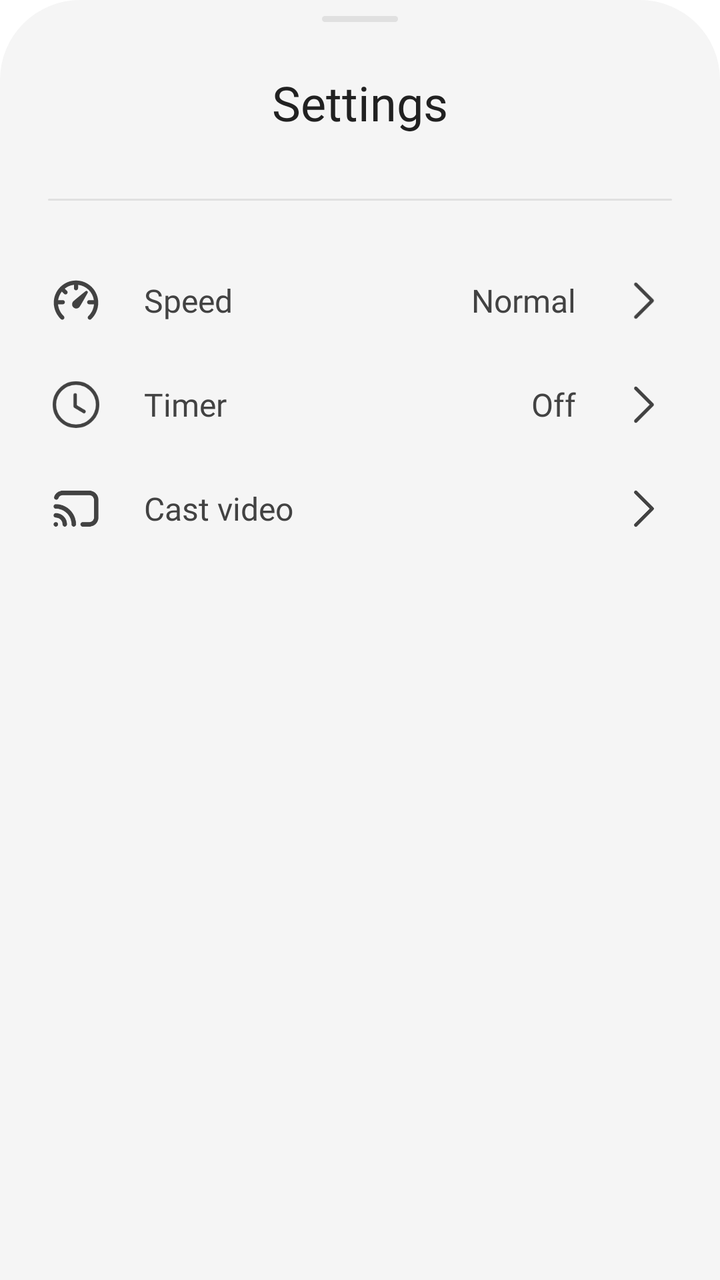
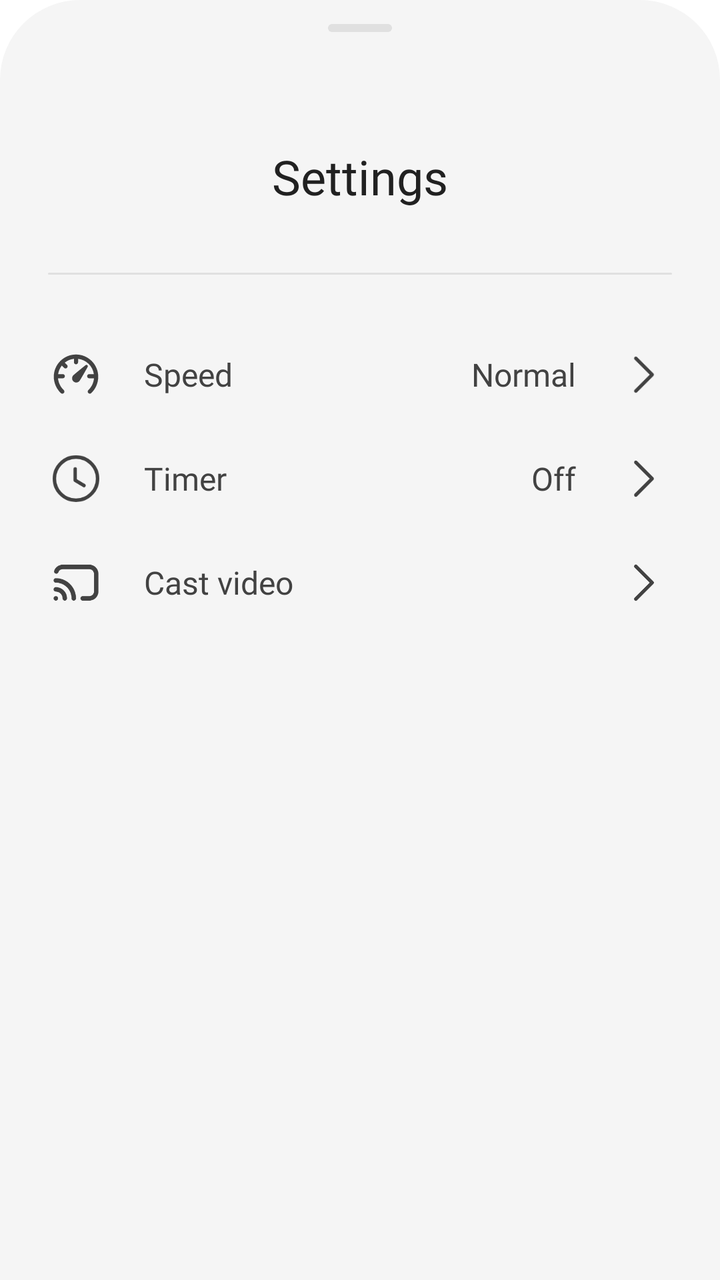

The first picture is an Android layout as it rendered before a commit; the second is the same layout after the commit. The layout source and the unified diff follow.
<!-- AndroidManifest.xml: application theme Theme.Movie -->
<!-- res/layout/layout_bottom_sheet_more.xml -->
<?xml version="1.0" encoding="utf-8"?>
<LinearLayout xmlns:android="http://schemas.android.com/apk/res/android"
    xmlns:app="http://schemas.android.com/apk/res-auto"
    android:orientation="vertical"
    android:background="@drawable/background_bottom_sheet"
    android:paddingHorizontal="24dp"
    android:layout_width="match_parent"
    android:layout_height="300dp">

    <com.google.android.material.bottomsheet.BottomSheetDragHandleView
        android:layout_width="match_parent"
        android:layout_height="wrap_content"/>

    <View
        android:layout_width="38dp"
        android:layout_height="3dp"
        android:layout_marginTop="8dp"
        android:background="@drawable/background_drag_bottom_sheet"
        android:layout_gravity="center_horizontal" />

    <TextView
        android:layout_width="match_parent"
        android:layout_height="wrap_content"
        android:text="@string/settings"
        style="@style/text_24_700"
        android:textColor="?attr/text_color_head_1"
        android:textAlignment="center"
        android:paddingVertical="24dp" />

    <View
        android:layout_width="match_parent"
        android:layout_height="1dp"
        android:layout_marginTop="8dp"
        android:background="@drawable/background_drag_bottom_sheet"
        android:layout_gravity="center_horizontal" />

    <LinearLayout
        android:layout_width="match_parent"
        android:layout_height="wrap_content"
        android:layout_marginTop="24dp"
        android:orientation="vertical">
        <LinearLayout
            android:id="@+id/btnSpeed"
            android:layout_width="match_parent"
            android:layout_height="wrap_content"
            android:gravity="center"
            android:paddingVertical="12dp"
            android:orientation="horizontal">
            <ImageView
                android:layout_width="28dp"
                android:layout_height="28dp"
                android:src="@drawable/speed"
                android:contentDescription="@string/speed"
                app:tint="?attr/text_color_head_2"/>
            <TextView
                android:layout_width="0dp"
                android:layout_height="wrap_content"
                android:layout_weight="1"
                android:layout_marginHorizontal="20dp"
                android:text="@string/speed"
                style="@style/text_16_700"
                android:textColor="?attr/text_color_head_2" />
            <TextView
                android:id="@+id/txtSpeed"
                android:layout_width="0dp"
                android:layout_height="wrap_content"
                android:layout_weight="1"
                android:layout_marginHorizontal="20dp"
                android:textAlignment="textEnd"
                android:text="@string/normal"
                style="@style/text_16_700"
                android:textColor="?attr/text_color_head_2" />
            <ImageView
                android:layout_width="28dp"
                android:layout_height="28dp"
                android:src="@drawable/arrow_right"
                android:contentDescription="@string/speed"
                app:tint="?attr/text_color_head_2"/>
        </LinearLayout>
        <LinearLayout
            android:id="@+id/btnTimer"
            android:layout_width="match_parent"
            android:layout_height="wrap_content"
            android:gravity="center"
            android:paddingVertical="12dp"
            android:orientation="horizontal">
            <ImageView
                android:layout_width="28dp"
                android:layout_height="28dp"
                android:src="@drawable/time_circle"
                android:contentDescription="@string/timer"
                app:tint="?attr/text_color_head_2"/>
            <TextView
                android:layout_width="0dp"
                android:layout_height="wrap_content"
                android:layout_weight="1"
                android:layout_marginHorizontal="20dp"
                android:text="@string/timer"
                style="@style/text_16_700"
                android:textColor="?attr/text_color_head_2" />
            <TextView
                android:id="@+id/txtTimer"
                android:layout_width="0dp"
                android:layout_height="wrap_content"
                android:layout_weight="1"
                android:layout_marginHorizontal="20dp"
                android:textAlignment="textEnd"
                android:text="@string/off"
                style="@style/text_16_700"
                android:textColor="?attr/text_color_head_2" />
            <ImageView
                android:layout_width="28dp"
                android:layout_height="28dp"
                android:src="@drawable/arrow_right"
                android:contentDescription="@string/speed"
                app:tint="?attr/text_color_head_2"/>
        </LinearLayout>
        <LinearLayout
            android:id="@+id/btnCast"
            android:layout_width="match_parent"
            android:layout_height="wrap_content"
            android:gravity="center"
            android:paddingVertical="12dp"
            android:orientation="horizontal">
            <ImageView
                android:layout_width="28dp"
                android:layout_height="28dp"
                android:src="@drawable/cast"
                android:contentDescription="@string/timer"
                app:tint="?attr/text_color_head_2"/>
            <TextView
                android:layout_width="0dp"
                android:layout_height="wrap_content"
                android:layout_weight="1"
                android:layout_marginHorizontal="20dp"
                android:text="@string/cast_video"
                style="@style/text_16_700"
                android:textColor="?attr/text_color_head_2" />
            <ImageView
                android:layout_width="28dp"
                android:layout_height="28dp"
                android:src="@drawable/arrow_right"
                android:contentDescription="@string/speed"
                app:tint="?attr/text_color_head_2"/>
        </LinearLayout>
    </LinearLayout>

</LinearLayout>
<!-- resources referenced by this layout -->
<resources>
  <!-- drawable arrow_right (drawable) -->
  <vector xmlns:android="http://schemas.android.com/apk/res/android"
      android:width="24dp"
      android:height="24dp"
      android:viewportWidth="24"
      android:viewportHeight="24">
    <path
        android:pathData="M7.97,19.53C7.703,19.264 7.679,18.847 7.897,18.554L7.97,18.47L14.439,12L7.97,5.53C7.703,5.264 7.679,4.847 7.897,4.554L7.97,4.47C8.236,4.203 8.653,4.179 8.946,4.397L9.03,4.47L16.03,11.47C16.297,11.736 16.321,12.153 16.103,12.446L16.03,12.53L9.03,19.53C8.737,19.823 8.263,19.823 7.97,19.53Z"
        android:fillColor="#212121"/>
  </vector>
  <!-- drawable background_drag_bottom_sheet (drawable) -->
  <?xml version="1.0" encoding="utf-8"?>
  <shape xmlns:android="http://schemas.android.com/apk/res/android">
      <solid android:color="?attr/color_background_300_dark" />
      <corners android:radius="100dp" />
  </shape>
  <string name="cast_video">Cast video</string>
  <string name="normal">Normal</string>
  <string name="off">Off</string>
  <string name="settings">Settings</string>
  <string name="speed">Speed</string>
  <string name="timer">Timer</string>
  <style name="text_16_700">
          <item name="android:textSize" tools:ignore="SpUsage">16dp</item>
          <item name="android:fontFamily">@font/urbanist_bold</item>
      </style>
  <style name="text_24_700">
          <item name="android:textSize" tools:ignore="SpUsage">24dp</item>
          <item name="android:fontFamily">@font/urbanist_bold</item>
      </style>
  <style name="Theme.Movie" parent="Theme.MaterialComponents.Light.NoActionBar">
          
          <item name="colorPrimary">@color/orange</item>
          <item name="colorPrimaryVariant">@color/white</item>
          <item name="background">@color/white</item>
          <item name="android:windowBackground">@color/white</item>
          <item name="colorOnPrimary">@color/white</item>
          
          <item name="colorSecondary">@color/white</item>
          <item name="colorSecondaryVariant">@color/white</item>
          <item name="colorOnSecondary">@color/white</item>
          
          <item name="android:statusBarColor">?attr/colorPrimaryVariant</item>
          
  
          <item name="color_background">@color/white</item>
          <item name="color_background_second">@color/gray_100</item>
          <item name="color_background_third">@color/white</item>
          <item name="color_background_div">@color/gray_200</item>
          <item name="color_background_button">@color/orange_100</item>
          <item name="color_background_button_status">@color/gray_400</item>
          <item name="color_background_300_dark">@color/gray_300</item>
  
          <item name="color_primary_orange">@color/orange</item>
          <item name="color_disable_orange">@color/orange_status</item>
  
          <item name="text_color_gray_subtitle">@color/gray_800</item>
          <item name="text_color_span">@color/gray_700</item>
          <item name="text_color_span_500">@color/gray_500</item>
          <item name="text_color_span_700_300">@color/gray_700</item>
          <item name="text_color_head_1">@color/gray_900</item>
          <item name="text_color_head_2">@color/gray_800</item>
          <item name="text_color_primary_orange">@color/orange</item>
          <item name="text_color_primary_white">@color/white</item>
          <item name="color_indicator">@color/gray_200</item>
      </style>
  <color name="orange">#FFFF6B2D</color>
  <color name="white">#FFFFFFFF</color>
  <color name="gray_100">#FFF5F5F5</color>
  <color name="gray_200">#FFEEEEEE</color>
  <color name="orange_100">#FFFFE3D8</color>
  <color name="gray_400">#FFBDBDBD</color>
  <color name="gray_300">#FFE0E0E0</color>
  <color name="orange_status">#FFFF9B70</color>
  <color name="gray_800">#FF424242</color>
  <color name="gray_700">#FF616161</color>
  <color name="gray_500">#FF9E9E9E</color>
  <color name="gray_900">#FF212121</color>
  <!-- unchanged entries left out for length: 4 -->
</resources>

<!-- the commit's change to res/layout/layout_bottom_sheet_more.xml (unified diff, before → after) -->
@@ -5,18 +5,12 @@
     android:background="@drawable/background_bottom_sheet"
     android:paddingHorizontal="24dp"
     android:layout_width="match_parent"
-    android:layout_height="300dp">
+    android:layout_height="340dp">
 
     <com.google.android.material.bottomsheet.BottomSheetDragHandleView
         android:layout_width="match_parent"
-        android:layout_height="wrap_content"/>
-
-    <View
-        android:layout_width="38dp"
-        android:layout_height="3dp"
-        android:layout_marginTop="8dp"
-        android:background="@drawable/background_drag_bottom_sheet"
-        android:layout_gravity="center_horizontal" />
+        android:layout_height="wrap_content"
+        app:tint="?attr/color_background_300_dark"/>
 
     <TextView
         android:layout_width="match_parent"
<!-- resource entries referenced after the edit -->
@@ -30,7 +30,7 @@
           <item name="android:textSize" tools:ignore="SpUsage">24dp</item>
           <item name="android:fontFamily">@font/urbanist_bold</item>
       </style>
-  <style name="Theme.Movie" parent="Theme.MaterialComponents.Light.NoActionBar">
+  <style name="Theme.Movie" parent="Theme.Material3.Light.NoActionBar">
           
           <item name="colorPrimary">@color/orange</item>
           <item name="colorPrimaryVariant">@color/white</item>
